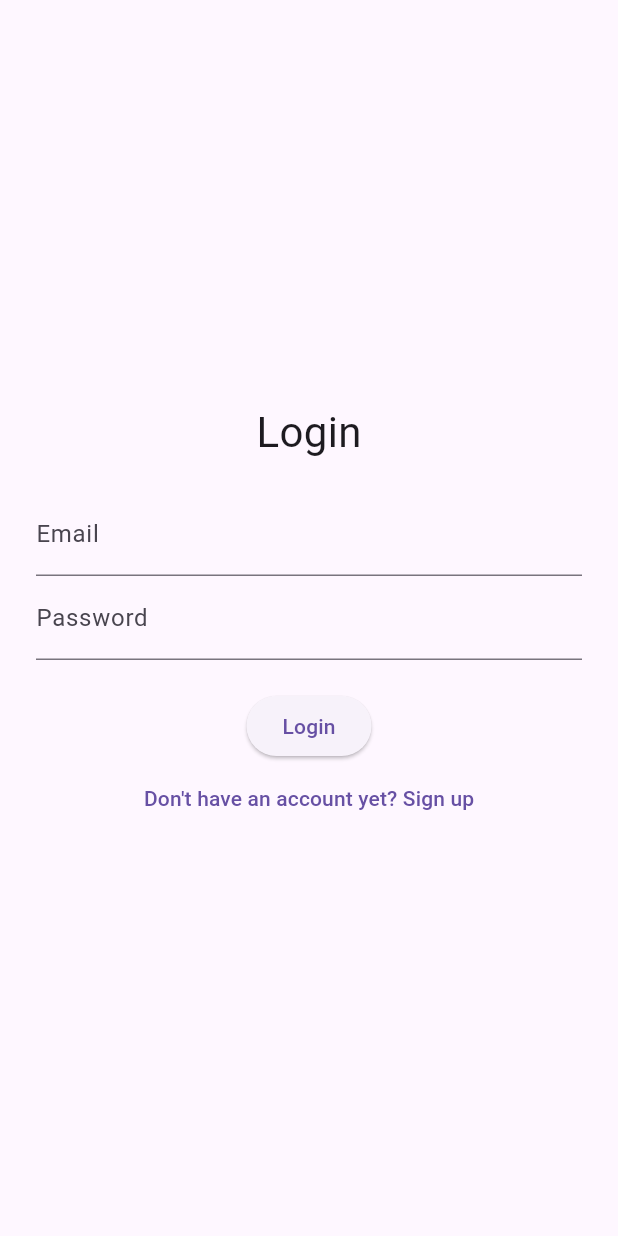
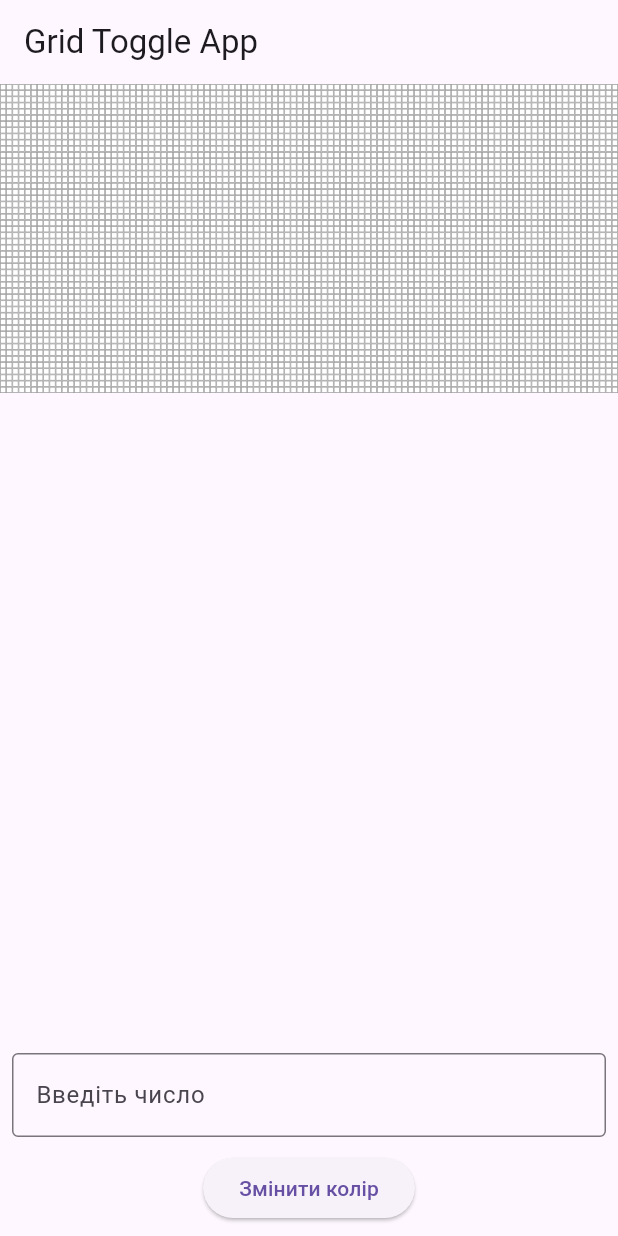
Before and after one commit to RamikLPNU/Mobi_dev_lab, a Flutter app: the screen it shows after launch, on a phone screen of 412 x 824 dp. Run offline on Flutter 3.47's test engine with Material 3 defaults, Android fonts, the phone set to English and light mode, and no system bars.

Commit message:
Revert "Lab 2"

```diff
--- a/lib/main.dart
+++ b/lib/main.dart
@@ -1,31 +1,109 @@
 import 'package:flutter/material.dart';
-import 'screens/login_screen.dart';
-import 'screens/home_screen.dart';
-import 'screens/profile_screen.dart';
-import 'screens/register_screen.dart';
 
 void main() {
-  runApp(const MyApp());
+  runApp(MyApp());
 }
 
 class MyApp extends StatelessWidget {
-  const MyApp({super.key});
-
   @override
   Widget build(BuildContext context) {
     return MaterialApp(
       debugShowCheckedModeBanner: false,
-      title: 'Smart Alarm',
-      theme: ThemeData(
-        primarySwatch: Colors.indigo,
-      ),
-      initialRoute: '/login',
-      routes: {
-        '/login': (context) => const LoginScreen(),
-        '/register': (context) => const RegisterScreen(),
-        '/home': (context) => const HomeScreen(),
-        '/profile': (context) => const ProfileScreen(),
-      },
+      home: GridScreen(),
     );
   }
 }
+
+class GridScreen extends StatefulWidget {
+  @override
+  _GridScreenState createState() => _GridScreenState();
+}
+
+class _GridScreenState extends State<GridScreen> {
+  final int rows = 50;
+  final int cols = 100;
+  List<List<bool>> grid = List.generate(50, (i) => List.generate(100, (j) => false));
+  final TextEditingController _controller = TextEditingController();
+  String errorMessage = '';
+
+  void toggleCell(String input) {
+    setState(() {
+      errorMessage = '';
+      List<String> parts = input.trim().split(' ');
+      for (String part in parts) {
+        int? value = int.tryParse(part);
+        if (value == null || value > 9999) {
+          errorMessage = 'Введіть числа від 0 до 9999';
+          return;
+        }
+        String strValue = value.toString();
+        int splitIndex = (strValue.length / 2).ceil();
+        int x, y;
+        if (strValue.length == 1) {
+          y = 0;
+          x = value;
+        } else {
+          x = int.parse(strValue.substring(0, splitIndex));
+          y = int.parse(strValue.substring(splitIndex));
+        }
+
+        if (x >= rows || y >= cols) {
+          errorMessage = 'Координати виходять за межі rows=$x, cols=$y';
+          return;
+        }
+        grid[x][y] = !grid[x][y];
+      }
+    });
+  }
+
+  @override
+  Widget build(BuildContext context) {
+    return Scaffold(
+      appBar: AppBar(title: Text('Grid Toggle App')),
+      body: Column(
+        children: [
+          Expanded(
+            child: GridView.builder(
+              gridDelegate: SliverGridDelegateWithFixedCrossAxisCount(
+                crossAxisCount: cols,
+              ),
+              itemBuilder: (context, index) {
+                int x = index ~/ cols;
+                int y = index % cols;
+                return Container(
+                  decoration: BoxDecoration(
+                    color: grid[x][y] ? Colors.black : Colors.white,
+                    border: Border.all(color: Colors.grey, width: 0.5),
+                  ),
+                );
+              },
+              itemCount: rows * cols,
+            ),
+          ),
+          Padding(
+            padding: const EdgeInsets.all(8.0),
+            child: Column(
+              children: [
+                TextField(
+                  controller: _controller,
+                  keyboardType: TextInputType.number,
+                  decoration: InputDecoration(
+                    labelText: 'Введіть число',
+                    border: OutlineInputBorder(),
+                  ),
+                ),
+                SizedBox(height: 10),
+                ElevatedButton(
+                  onPressed: () => toggleCell(_controller.text),
+                  child: Text('Змінити колір'),
+                ),
+                if (errorMessage.isNotEmpty)
+                  Text(errorMessage, style: TextStyle(color: Colors.red)),
+              ],
+            ),
+          ),
+        ],
+      ),
+    );
+  }
+}
--- a/lib/screens/login_screen.dart
+++ /dev/null
@@ -1,71 +0,0 @@
-import 'package:flutter/material.dart';
-import 'home_screen.dart';
-import 'register_screen.dart';
-
-class LoginScreen extends StatefulWidget {
-  const LoginScreen({super.key});
-
-  @override
-  State<LoginScreen> createState() => _LoginScreenState();
-}
-
-class _LoginScreenState extends State<LoginScreen> {
-  final TextEditingController _emailController = TextEditingController();
-  final TextEditingController _passwordController = TextEditingController();
-  String? errorMessage;
-
-  void _login() {
-    String email = _emailController.text.trim();
-    String password = _passwordController.text;
-
-    if (email.isEmpty || password.isEmpty) {
-      setState(() => errorMessage = 'Email and password cannot be empty.');
-      return;
-    }
-
-    setState(() => errorMessage = null);
-    Navigator.pushReplacement(
-      context,
-      MaterialPageRoute(builder: (_) => const HomeScreen()),
-    );
-  }
-
-  @override
-  Widget build(BuildContext context) {
-    return Scaffold(
-      body: Padding(
-        padding: const EdgeInsets.all(24),
-        child: Column(
-          mainAxisAlignment: MainAxisAlignment.center,
-          children: [
-            const Text('Login', style: TextStyle(fontSize: 28)),
-            const SizedBox(height: 20),
-            TextField(
-              controller: _emailController,
-              decoration: const InputDecoration(labelText: 'Email'),
-            ),
-            TextField(
-              controller: _passwordController,
-              decoration: const InputDecoration(labelText: 'Password'),
-              obscureText: true,
-            ),
-            if (errorMessage != null)
-              Text(errorMessage!, style: const TextStyle(color: Colors.red)),
-            const SizedBox(height: 20),
-            ElevatedButton(
-              onPressed: _login,
-              child: const Text('Login'),
-            ),
-            TextButton(
-              onPressed: () => Navigator.push(
-                context,
-                MaterialPageRoute(builder: (_) => const RegisterScreen()),
-              ),
-              child: const Text("Don't have an account yet? Sign up"),
-            )
-          ],
-        ),
-      ),
-    );
-  }
-}
--- a/pubspec.yaml
+++ b/pubspec.yaml
@@ -19,7 +19,7 @@ publish_to: 'none' # Remove this line if you wish to publish to pub.dev
 version: 1.0.0+1
 
 environment:
-  sdk: ^3.5.4
+  sdk: ^3.7.0
 
 # Dependencies specify other packages that your package needs in order to work.
 # To automatically upgrade your package dependencies to the latest versions
```
Also changed, not shown: lib/screens/home_screen.dart (deleted, +0 -22 lines), lib/screens/profile_screen.dart (deleted, +0 -27 lines), lib/screens/register_screen.dart (deleted, +0 -38 lines), lib/widgets/custom_input.dart (deleted, +0 -23 lines), lib/widgets/primary_button.dart (deleted, +0 -23 lines), lib/widgets/sleep_stats.dart (deleted, +0 -24 lines), ,github/workflows/validation.yaml (renamed from .github/workflows/validation.yaml), pubspec.lock, 1 other file.
